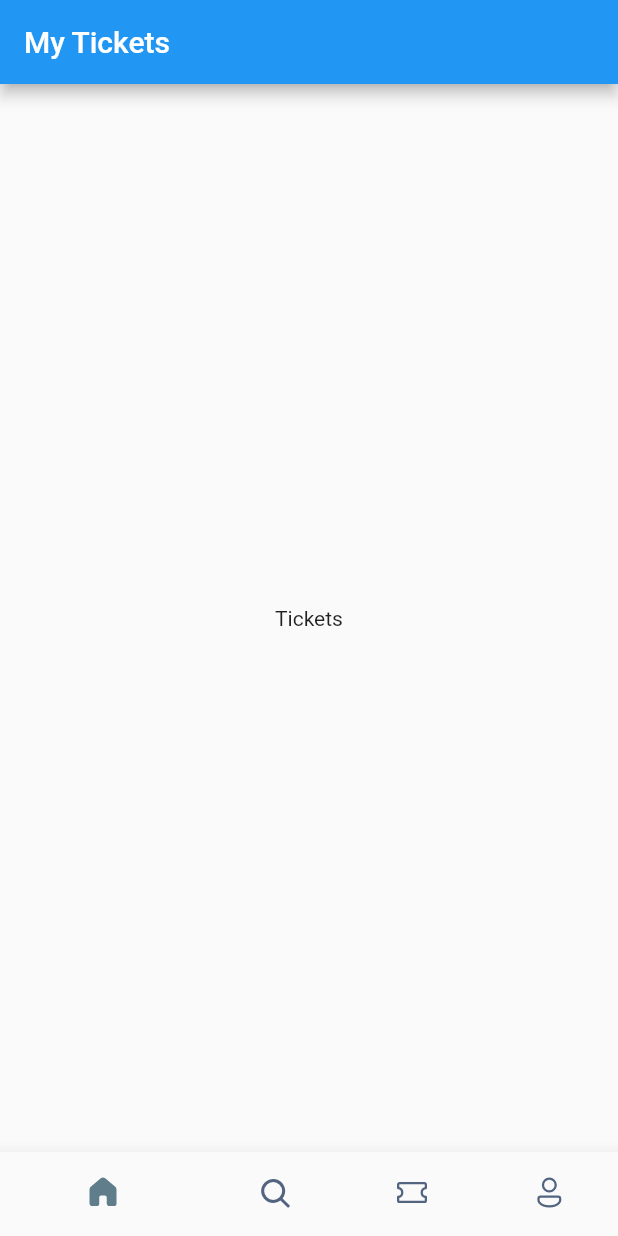
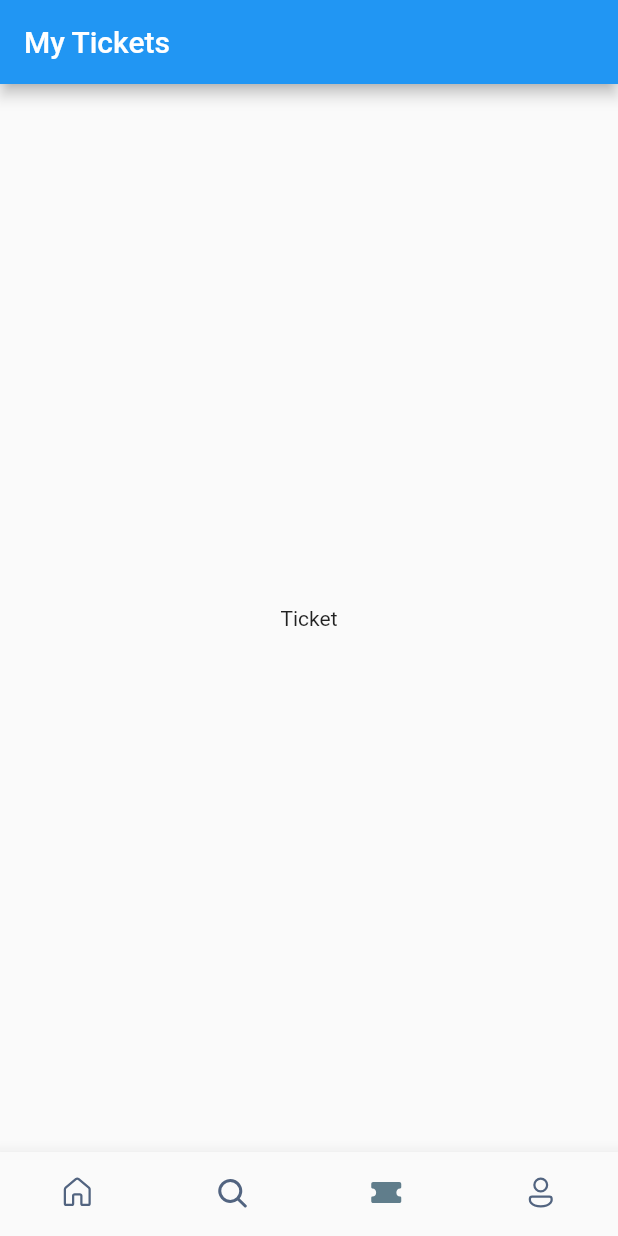
Before and after one commit to AkritiSubedi/ticketbookingapp, a Flutter app: the screen it shows after launch, on a phone screen of 412 x 824 dp. Run offline on Flutter 3.47's test engine with Material 2 defaults, Android fonts, the phone set to English and light mode, and no system bars; our stand-ins replace fluentui_icons.

Commit message:
day3 completed

```diff
--- a/lib/main.dart
+++ b/lib/main.dart
@@ -6,7 +6,7 @@ void main() {
 }
 
 class MyApp extends StatelessWidget {
-  const MyApp({super.key});
+  const MyApp({Key? key}) : super(key: key);
 
   // This widget is the root of your application.
   @override
--- a/lib/screens/bottom_bar.dart
+++ b/lib/screens/bottom_bar.dart
@@ -1,10 +1,9 @@
-// ignore_for_file: unnecessary_brace_in_string_interps, avoid_print
-
 import 'package:flutter/material.dart';
 import 'package:fluentui_icons/fluentui_icons.dart';
+import 'package:ticketbookingapp/screens/home_screen.dart';
 
 class BottomBar extends StatefulWidget {
-  const BottomBar({super.key});
+  const BottomBar({Key? key}) : super(key: key);
 
   @override
   State<BottomBar> createState() => _BottomBarState();
@@ -13,14 +12,17 @@ class BottomBar extends StatefulWidget {
 class _BottomBarState extends State<BottomBar> {
   int _selectedIndex = 2;
   static final List<Widget> _widgetOptions = <Widget>[
-    const Text("Home"),
+    HomeScreen(),
     const Text("Search"),
-    const Text("Tickets"),
+    const Text("Ticket"),
     const Text("Profile")
   ];
+
   void _onItemTapped(int index) {
+    setState(() {
       _selectedIndex = index;
-    print('${_selectedIndex}');
+    });
+    print('$_selectedIndex');
   }
 
   @override
@@ -33,29 +35,35 @@ class _BottomBarState extends State<BottomBar> {
         child: _widgetOptions[_selectedIndex],
       ),
       bottomNavigationBar: BottomNavigationBar(
+        currentIndex: _selectedIndex,
         onTap: _onItemTapped,
         elevation: 10,
         showSelectedLabels: false,
         showUnselectedLabels: false,
         selectedItemColor: Colors.blueGrey,
+        type: BottomNavigationBarType.fixed,
         unselectedItemColor: const Color(0xFF526480),
         items: const [
           BottomNavigationBarItem(
             icon: Icon(FluentSystemIcons.ic_fluent_home_regular),
             activeIcon: Icon(FluentSystemIcons.ic_fluent_home_filled),
-              label: "Home"),
+            label: "Home",
+          ),
           BottomNavigationBarItem(
             icon: Icon(FluentSystemIcons.ic_fluent_search_filled),
             activeIcon: Icon(FluentSystemIcons.ic_fluent_search_filled),
-              label: "Search"),
+            label: "Search",
+          ),
           BottomNavigationBarItem(
             icon: Icon(FluentSystemIcons.ic_fluent_ticket_regular),
             activeIcon: Icon(FluentSystemIcons.ic_fluent_ticket_filled),
-              label: "airplane-ticket"),
+            label: "Ticket",
+          ),
           BottomNavigationBarItem(
             icon: Icon(FluentSystemIcons.ic_fluent_person_regular),
             activeIcon: Icon(FluentSystemIcons.ic_fluent_person_filled),
-              label: "person")
+            label: "Profile",
+          ),
         ],
       ),
     );
```
Also changed, not shown: lib/screens/home_screen.dart (added, +30 -0 lines), pubspec.yaml (+14 -60 lines), assets/images/img1.png (added), pubspec.lock. Lines whose indentation alone changed are shown as unchanged.
